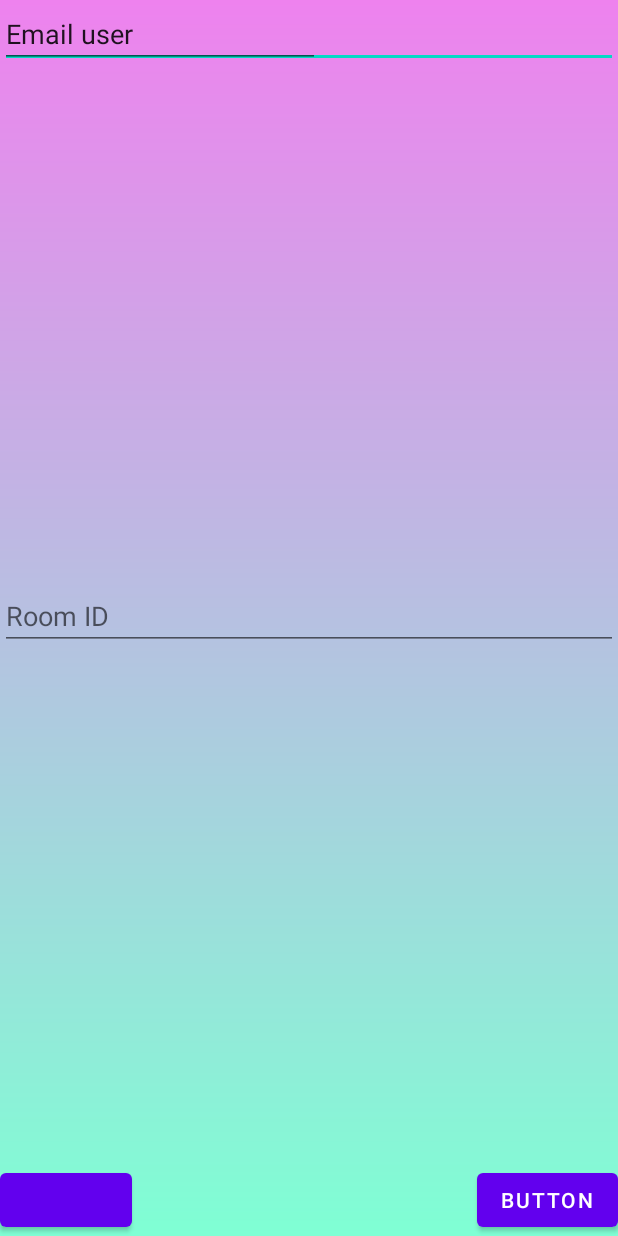
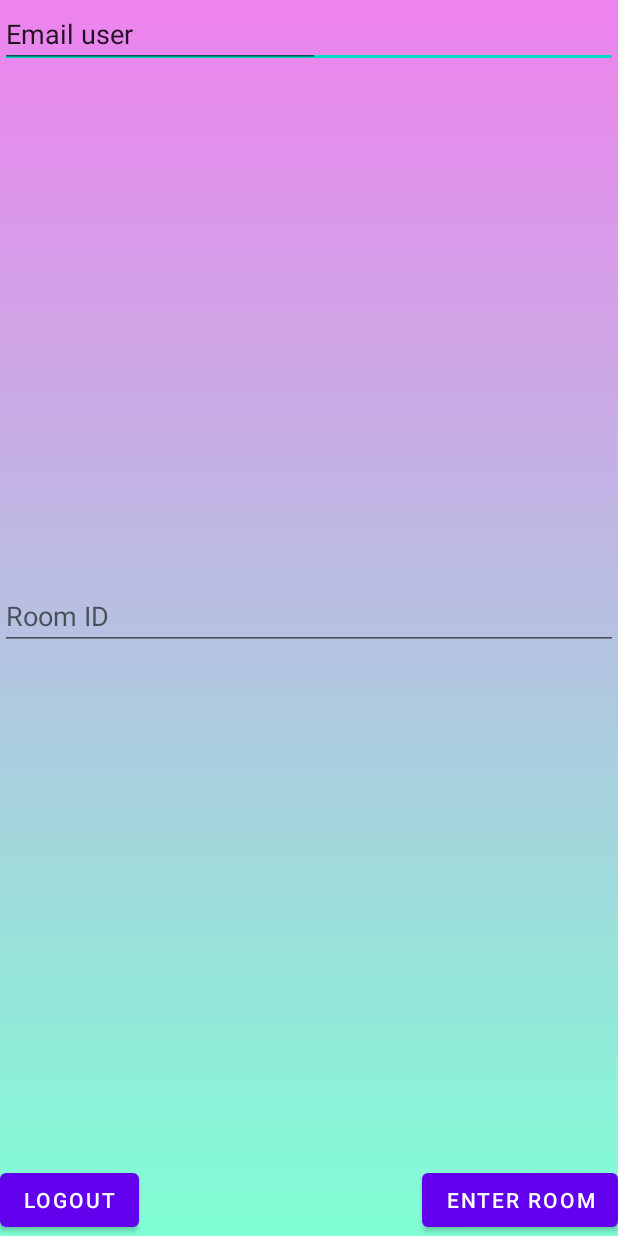
Before and after one commit to nhathuy19135/MobileDev2022, an Android app: the screen it shows after launch once a user with an empty profile is signed in (HomePage), on a phone screen of 412 x 824 dp. Run offline under Robolectric (Android 15) with nearby library versions, the phone set to English and light mode, and no system bars; our stand-ins replace Firebase (no records; nobody signed in at launch, a user with empty details on screens opened directly).

Commit message:
Huy | Add | Added a method to prevent user from enter chat without entering a room

```diff
--- /dev/null
+++ b/app/src/main/res/key_and_secret.txt
@@ -0,0 +1,3 @@
+Secret will not be stored or displayed on the console after download. Please keep it in a safe place
+key：f0f34692974d4d4bb0b970ec0b375e59
+secret：d8371b28502f4e609eb1ae644ab67916
--- a/app/src/main/res/layout/activity_home_page.xml
+++ b/app/src/main/res/layout/activity_home_page.xml
@@ -39,6 +39,7 @@
         android:layout_height="wrap_content"
         android:layout_alignParentEnd="true"
         android:layout_alignParentBottom="true"
+        android:text="logout"
         app:layout_constraintBottom_toBottomOf="parent"
         tools:ignore="MissingConstraints" />
 
@@ -48,7 +49,7 @@
         android:layout_height="wrap_content"
         android:layout_alignParentEnd="true"
         android:layout_alignParentBottom="true"
-        android:text="Button"
+        android:text="enter room"
         app:layout_constraintBottom_toBottomOf="parent"
         app:layout_constraintEnd_toEndOf="parent"
         tools:ignore="MissingConstraints" />
```
Also changed, not shown: app/src/main/java/com/example/mobiledev2022/HomePage.java (+12 -4 lines).
